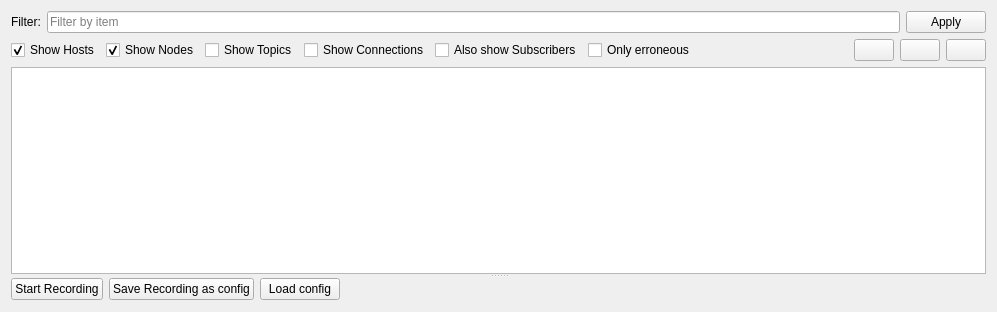
Qt form rqt_arni_gui_detail/resources/TreeWidget.ui (ROS-PSE/arni) before a commit.
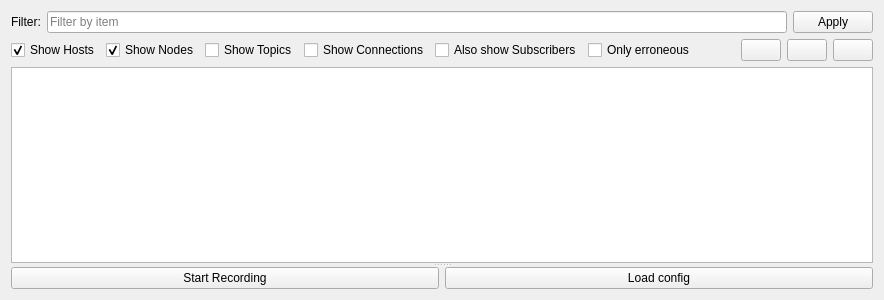
The same form after that commit. Icons and pictures are not drawn.

The edit to the form file:
```diff
--- a/rqt_arni_gui_detail/resources/TreeWidget.ui
+++ b/rqt_arni_gui_detail/resources/TreeWidget.ui
@@ -6,8 +6,8 @@
    <rect>
     <x>0</x>
     <y>0</y>
-    <width>997</width>
-    <height>312</height>
+    <width>828</width>
+    <height>300</height>
    </rect>
   </property>
   <property name="windowTitle">
@@ -16,6 +16,12 @@
   <layout class="QHBoxLayout" name="horizontalLayout_2">
    <item>
     <widget class="QSplitter" name="splitter">
+     <property name="sizePolicy">
+      <sizepolicy hsizetype="MinimumExpanding" vsizetype="MinimumExpanding">
+       <horstretch>0</horstretch>
+       <verstretch>0</verstretch>
+      </sizepolicy>
+     </property>
      <property name="orientation">
       <enum>Qt::Vertical</enum>
      </property>
@@ -156,38 +162,36 @@
       <layout class="QHBoxLayout" name="horizontalLayout">
        <item>
         <widget class="QPushButton" name="recording_push_button">
+         <property name="sizePolicy">
+          <sizepolicy hsizetype="Minimum" vsizetype="Fixed">
+           <horstretch>0</horstretch>
+           <verstretch>0</verstretch>
+          </sizepolicy>
+         </property>
+         <property name="minimumSize">
+          <size>
+           <width>20</width>
+           <height>10</height>
+          </size>
+         </property>
          <property name="text">
           <string>Start Recording</string>
          </property>
         </widget>
        </item>
-       <item>
-        <widget class="QPushButton" name="save_recording_push_button">
-         <property name="text">
-          <string>Save Recording as config</string>
-         </property>
-        </widget>
-       </item>
        <item>
         <widget class="QPushButton" name="load_config_push_button">
+         <property name="minimumSize">
+          <size>
+           <width>20</width>
+           <height>0</height>
+          </size>
+         </property>
          <property name="text">
           <string>Load config</string>
          </property>
         </widget>
        </item>
-       <item>
-        <spacer name="horizontalSpacer_2">
-         <property name="orientation">
-          <enum>Qt::Horizontal</enum>
-         </property>
-         <property name="sizeHint" stdset="0">
-          <size>
-           <width>40</width>
-           <height>20</height>
-          </size>
-         </property>
-        </spacer>
-       </item>
       </layout>
      </widget>
     </widget>
```
